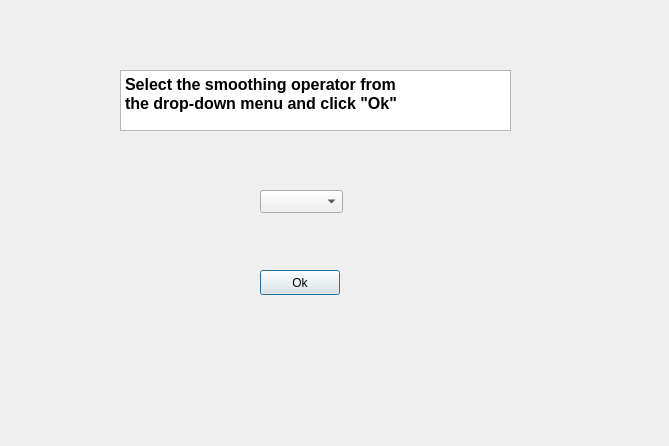
Before: the Qt Designer form ComputerVisionApplications/smoothdialog.ui in hardiktechnoplanet/ComputerVisionApplications, drawn with Qt 5.
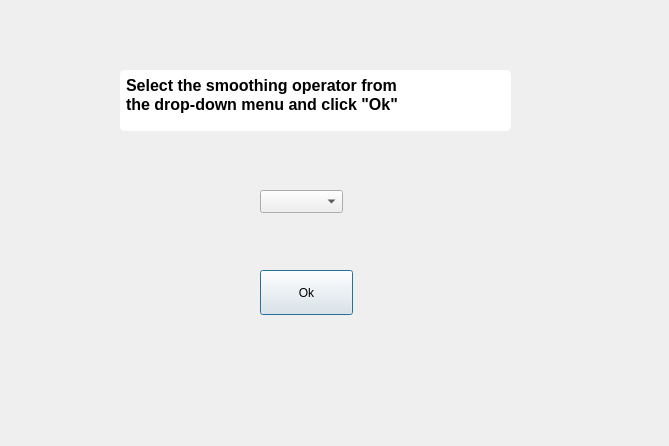
After: the same form once the commit is applied.

Commit message: added edge detection, hough line and cirle transformation, border interpolation, general image transformations

```diff
--- a/ComputerVisionApplications/smoothdialog.ui
+++ b/ComputerVisionApplications/smoothdialog.ui
@@ -28,8 +28,8 @@
     <rect>
      <x>260</x>
      <y>270</y>
-     <width>80</width>
-     <height>25</height>
+     <width>93</width>
+     <height>45</height>
     </rect>
    </property>
    <property name="text">
@@ -45,6 +45,10 @@
      <height>61</height>
     </rect>
    </property>
+   <property name="styleSheet">
+    <string notr="true">   border: 2px solid white;
+   border-radius:5px;</string>
+   </property>
    <property name="html">
     <string>&lt;!DOCTYPE HTML PUBLIC &quot;-//W3C//DTD HTML 4.0//EN&quot; &quot;http://www.w3.org/TR/REC-html40/strict.dtd&quot;&gt;
 &lt;html&gt;&lt;head&gt;&lt;meta name=&quot;qrichtext&quot; content=&quot;1&quot; /&gt;&lt;style type=&quot;text/css&quot;&gt;
```
The commit also changes 26 other files.
